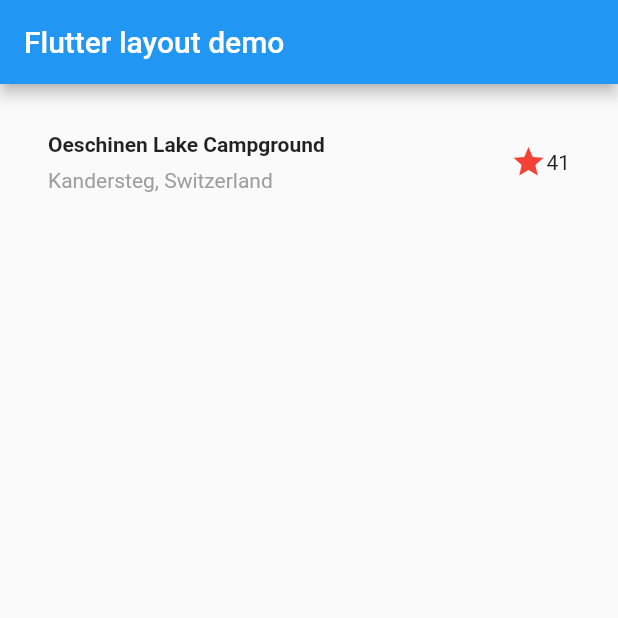
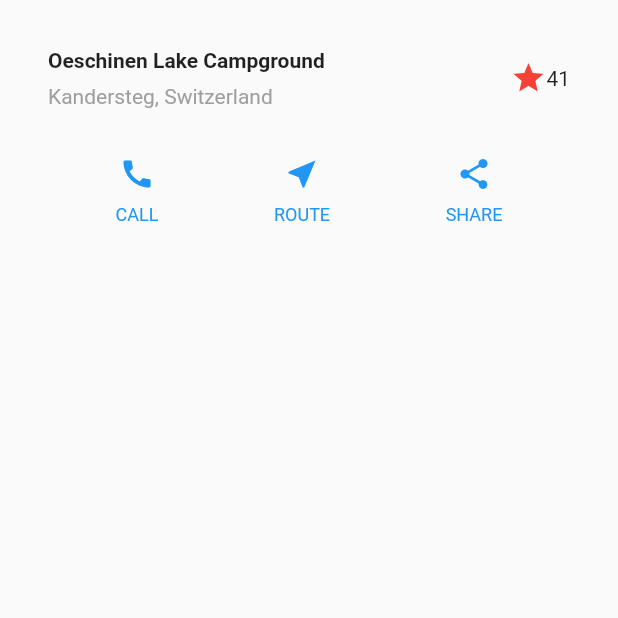
Before and after one commit to melchord/building_layouts, a Flutter app: the screen it shows after launch, on a phone screen of 412 x 824 dp, the top half of it. Run offline on Flutter 3.47's test engine with Material 2 defaults, Android fonts, the phone set to English and light mode, and no system bars.

Commit message:
implement the button

```diff
--- a/lib/main.dart
+++ b/lib/main.dart
@@ -5,16 +5,16 @@ void main() {
 }
 
 class MyApp extends StatelessWidget {
+  @override
+  Widget build(BuildContext context) {
     Widget titleSection = Container(
       padding: const EdgeInsets.all(32),
       child: Row(
         children: [
           Expanded(
-              /*1*/
             child: Column(
               crossAxisAlignment: CrossAxisAlignment.start,
               children: [
-              /*2*/
                 Container(
                   padding: const EdgeInsets.only(bottom: 8),
                   child: Text(
@@ -24,120 +24,66 @@ class MyApp extends StatelessWidget {
                     ),
                   ),
                 ),
-              Text('Kandersteg, Switzerland',
+                Text(
+                  'Kandersteg, Switzerland',
                   style: TextStyle(
                     color: Colors.grey[500],
-                  ))
+                  ),
+                ),
               ],
-          )),
-          /*3*/
+            ),
+          ),
           Icon(
             Icons.star,
             color: Colors.red[500],
           ),
           Text('41'),
         ],
-      ));
+      )
+    );
 
-  // This widget is the root of your application.
-  @override
-  Widget build(BuildContext context) {
+    Color color = Theme.of(context).primaryColor;
+
+    Widget buttonSection = Container(
+      child: Row(
+        mainAxisAlignment: MainAxisAlignment.spaceEvenly,
+        children: [
+          _buildButtonColumn(color, Icons.call, 'CALL'),
+          _buildButtonColumn(color, Icons.near_me, 'ROUTE'),
+          _buildButtonColumn(color, Icons.share, 'SHARE'),
+        ],
+      ),
+    );
+
     return MaterialApp(
       title: 'Flutter layout demo',
       home: Scaffold(
-        appBar: AppBar(
-          title: Text('Flutter layout demo'),
-        ),
         body: Column(
           children: [
             titleSection,
+            buttonSection,
           ],
-        ))
+        )
+      )
+    );
+  }
+
+  Column _buildButtonColumn(Color color, IconData icon, String label) {
+    return Column(
+      mainAxisSize: MainAxisSize.min,
+      mainAxisAlignment: MainAxisAlignment.center,
+      children: [
+        Icon(icon, color: color),
+        Container(
+          margin: const EdgeInsets.only(top: 8),
+          child: Text(label,
+              style: TextStyle(
+                fontSize: 12,
+                fontWeight: FontWeight.w400,
+                color: color,
+              )),
+        ),
+      ],
     );
   }
 }
-
-class MyHomePage extends StatefulWidget {
-  MyHomePage({Key key, this.title}) : super(key: key);
-
-  // This widget is the home page of your application. It is stateful, meaning
-  // that it has a State object (defined below) that contains fields that affect
-  // how it looks.
-
-  // This class is the configuration for the state. It holds the values (in this
-  // case the title) provided by the parent (in this case the App widget) and
-  // used by the build method of the State. Fields in a Widget subclass are
-  // always marked "final".
-
-  final String title;
-
-  @override
-  _MyHomePageState createState() => _MyHomePageState();
-}
-
-class _MyHomePageState extends State<MyHomePage> {
-  int _counter = 0;
-
-  void _incrementCounter() {
-    setState(() {
-      // This call to setState tells the Flutter framework that something has
-      // changed in this State, which causes it to rerun the build method below
-      // so that the display can reflect the updated values. If we changed
-      // _counter without calling setState(), then the build method would not be
-      // called again, and so nothing would appear to happen.
-      _counter++;
-    });
-  }
-
-  @override
-  Widget build(BuildContext context) {
-    // This method is rerun every time setState is called, for instance as done
-    // by the _incrementCounter method above.
-    //
-    // The Flutter framework has been optimized to make rerunning build methods
-    // fast, so that you can just rebuild anything that needs updating rather
-    // than having to individually change instances of widgets.
-    return Scaffold(
-      appBar: AppBar(
-        // Here we take the value from the MyHomePage object that was created by
-        // the App.build method, and use it to set our appbar title.
-        title: Text(widget.title),
-      ),
-      body: Center(
-        // Center is a layout widget. It takes a single child and positions it
-        // in the middle of the parent.
-        child: Column(
-          // Column is also a layout widget. It takes a list of children and
-          // arranges them vertically. By default, it sizes itself to fit its
-          // children horizontally, and tries to be as tall as its parent.
-          //
-          // Invoke "debug painting" (press "p" in the console, choose the
-          // "Toggle Debug Paint" action from the Flutter Inspector in Android
-          // Studio, or the "Toggle Debug Paint" command in Visual Studio Code)
-          // to see the wireframe for each widget.
-          //
-          // Column has various properties to control how it sizes itself and
-          // how it positions its children. Here we use mainAxisAlignment to
-          // center the children vertically; the main axis here is the vertical
-          // axis because Columns are vertical (the cross axis would be
-          // horizontal).
-          mainAxisAlignment: MainAxisAlignment.center,
-          children: <Widget>[
-            Text(
-              'You have pushed the button this many times:',
-            ),
-            Text(
-              '$_counter',
-              style: Theme.of(context).textTheme.headline4,
-            ),
-          ],
-        ),
-      ),
-      floatingActionButton: FloatingActionButton(
-        onPressed: _incrementCounter,
-        tooltip: 'Increment',
-        child: Icon(Icons.add),
-      ), // This trailing comma makes auto-formatting nicer for build methods.
-    );
-  }
-}
```
Lines whose indentation alone changed are shown as unchanged.
